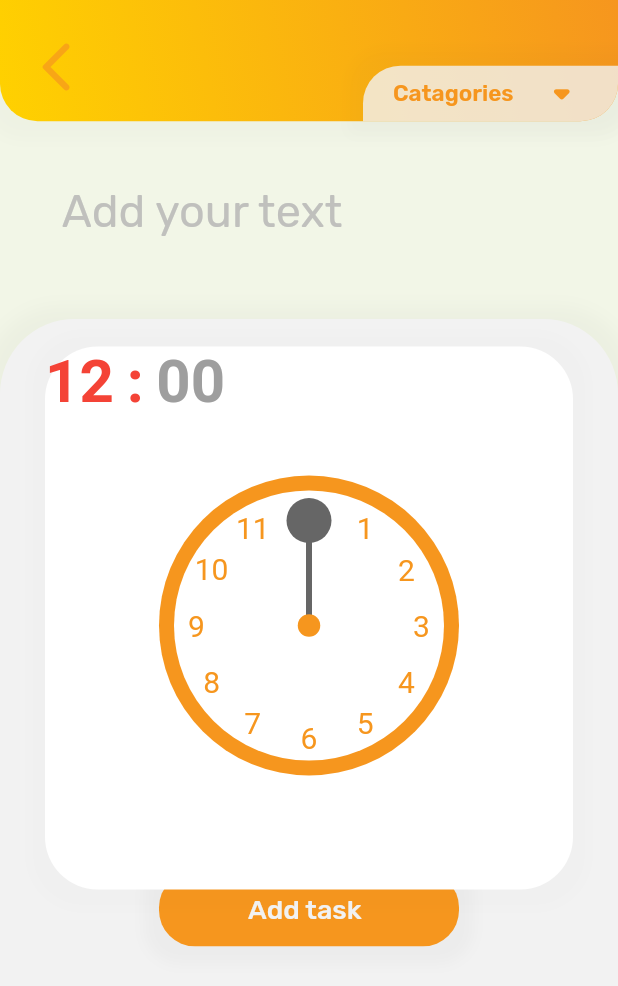
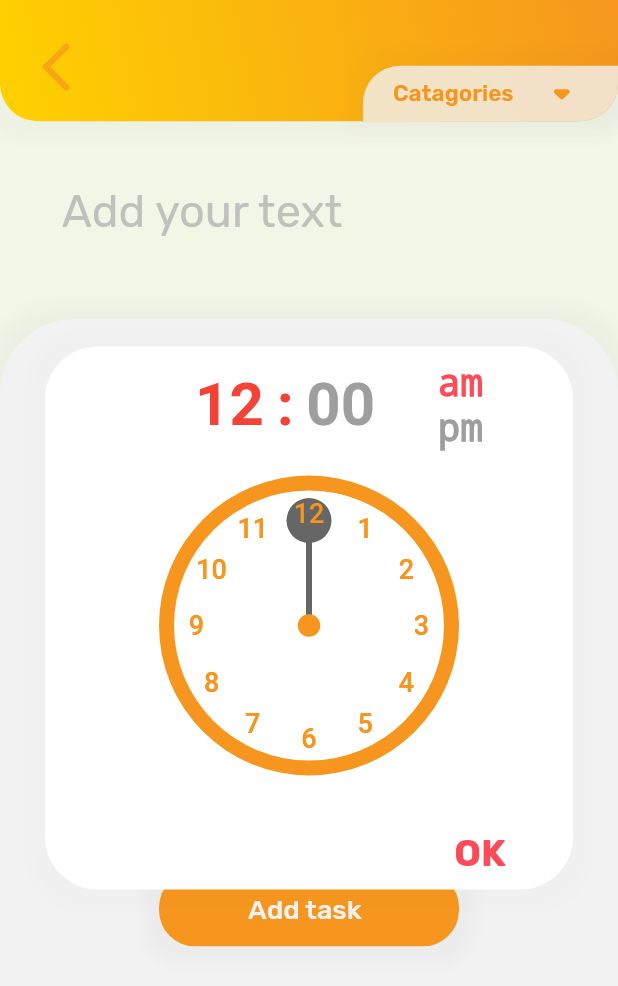
Before and after one commit to jopaul23/Todo_Hacked, a Flutter app: the screen it shows after launch, after a tap on "10:30", on a phone screen of 412 x 824 dp. Shown: the top 986 px of the screen. Run offline on Flutter 3.47's test engine with Material 2 defaults, Android fonts, the phone set to English and light mode, and no system bars; our stand-ins replace flutter_hooks, google_fonts, hooks_riverpod; missing offline and left inert: dart:ffi.

Commit message:
completed clock work

```diff
--- a/lib/Helper Widgets/Clock/clock_body.dart
+++ b/lib/Helper Widgets/Clock/clock_body.dart
@@ -10,36 +10,41 @@ import 'Providers/time_provider.dart';
 import 'clock_face.dart';
 
 class ClockBody extends HookWidget {
+  final Function(String hour, String minute, bool beforeNoon) onClicked;
+  final bool isBeforeNoon;
+  ClockBody({this.onClicked, this.isBeforeNoon = true});
   @override
   Widget build(BuildContext context) {
     final hour = useProvider(timeHourProvider.state);
     final min = useProvider(timeMinuteProvider.state);
     final mode = useProvider(timeChangeModeProvider.state);
-    double angle;
     final bool isHourSelected = mode == TimeChangeMode.hour;
+    final beforeNoon = useState(isBeforeNoon);
     return GestureDetector(
       onPanStart: (DragStartDetails details) {
-        Offset offset = details.localPosition;
-        angle = atan2(-(175 - offset.dx), (175 - offset.dy)) * 180 / pi;
-        angle = angle + 180;
-        int hour = ((angle + 15) ~/ 30 + 6) % 12;
-        int minute = ((angle + 3) ~/ 6 + 30) % 60;
-        print("hour : $hour");
-        print("minute : $minute");
+        String time = calculateTime(details.localPosition, isHourSelected);
+
+        if (isHourSelected)
+          context.read(timeHourProvider).updateTime(time);
+        else
+          context.read(timeMinuteProvider).updateTime(time);
       },
       onPanUpdate: (DragUpdateDetails details) {
-        Offset offset = details.localPosition;
-        angle = atan2(-(175 - offset.dx), (175 - offset.dy)) * 180 / pi;
-        angle = angle + 180;
-        int hour = ((angle + 15) ~/ 30 + 6) % 12;
-        int minute = ((angle + 3) ~/ 6 + 30) % 60;
-        print("hour : $hour");
-        print("minute : $minute");
-        context.read(timeHourProvider).updateTime(hour.toString());
+        String time = calculateTime(details.localPosition, isHourSelected);
+        if (isHourSelected) {
+          context.read(timeHourProvider).updateTime(time);
+        } else
+          context.read(timeMinuteProvider).updateTime(time);
+      },
+      onPanEnd: (_) {
+        context.read(timeChangeModeProvider).changeMode(TimeChangeMode.minute);
       },
       child: Stack(
         children: [
-          RichText(
+          Padding(
+            padding:
+                const EdgeInsets.symmetric(horizontal: 100.0, vertical: 15),
+            child: RichText(
                 text: TextSpan(
                     text: "$hour",
                     recognizer: TapGestureRecognizer()
@@ -75,27 +80,38 @@ class ClockBody extends HookWidget {
                       },
                   ),
                 ])),
-          // Stack(
-          //   children: [
-          //     Text(
-          //       "am",
-          //       style: TextStyle(
-          //           color: Colors.red,
-          //           fontSize: 30,
-          //           decoration: TextDecoration.none),
-          //     ),
-          //     Padding(
-          //       padding: const EdgeInsets.only(top: 30.0),
-          //       child: Text(
-          //         "pm",
-          //         style: TextStyle(
-          //             color: Colors.grey,
-          //             fontSize: 30,
-          //             decoration: TextDecoration.none),
-          //       ),
-          //     ),
-          //   ],
-          // ),
+          ),
+          Positioned(
+            right: 60,
+            top: 10,
+            child: Stack(
+              children: [
+                GestureDetector(
+                  onTap: () => beforeNoon.value = true,
+                  child: Text(
+                    "am",
+                    style: TextStyle(
+                        color: !beforeNoon.value ? Colors.grey : Styles.red,
+                        fontSize: 25,
+                        decoration: TextDecoration.none),
+                  ),
+                ),
+                Padding(
+                  padding: const EdgeInsets.only(top: 30.0),
+                  child: GestureDetector(
+                    onTap: () => beforeNoon.value = false,
+                    child: Text(
+                      "pm",
+                      style: TextStyle(
+                          color: beforeNoon.value ? Colors.grey : Styles.red,
+                          fontSize: 25,
+                          decoration: TextDecoration.none),
+                    ),
+                  ),
+                ),
+              ],
+            ),
+          ),
           Padding(
             padding: const EdgeInsets.only(top: 10.0),
             child: AspectRatio(
@@ -113,8 +129,40 @@ class ClockBody extends HookWidget {
                   )
                 ])),
           ),
+          Positioned(
+            bottom: 0,
+            right: 30,
+            child: TextButton(
+              onPressed: () {
+                onClicked(hour, min, beforeNoon.value);
+              },
+              child: Text(
+                "OK",
+                style: TextStyle(
+                  fontSize: 25.0,
+                  color: Styles.red,
+                  fontWeight: FontWeight.bold,
+                ),
+              ),
+            ),
+          )
         ],
       ),
     );
   }
+
+  String calculateTime(Offset offset, bool isHour) {
+    double angle = atan2(-(175 - offset.dx), (175 - offset.dy)) * 180 / pi;
+    angle = angle + 180;
+    if (isHour) {
+      String hour = (((angle + 15) ~/ 30 + 6) % 12).toString();
+      if (hour == "0") hour = "12";
+      if (hour.length == 1) hour = "0" + hour;
+      return hour;
+    } else {
+      String minute = (((angle + 3) ~/ 6 + 30) % 60).toString();
+      if (minute.length == 1) minute = "0" + minute;
+      return minute;
     }
+  }
+}
--- a/lib/Helper Widgets/Clock/clock_dial_painter.dart
+++ b/lib/Helper Widgets/Clock/clock_dial_painter.dart
@@ -3,32 +3,28 @@ import 'dart:math' as math;
 import 'package:Todo_App/styles/styles.dart';
 import 'package:flutter/material.dart';
 
+import 'Providers/time_provider.dart';
+
 class ClockDialPainter extends CustomPainter {
-  final hourTickMarkLength = 10.0;
-  final minuteTickMarkLength = 5.0;
-
-  final hourTickMarkWidth = 3.0;
-  final minuteTickMarkWidth = 1.5;
-
   final Paint tickPaint;
   final TextPainter textPainter;
   final TextStyle textStyle;
-  ClockDialPainter()
-      : tickPaint = new Paint(),
-        textPainter = new TextPainter(
+  final TimeChangeMode mode;
+  ClockDialPainter(this.mode)
+      : tickPaint = Paint(),
+        textPainter = TextPainter(
           textAlign: TextAlign.center,
           textDirection: TextDirection.rtl,
         ),
         textStyle = TextStyle(
-          color: Styles.t1Orange,
-          fontSize: 20.0,
-        ) {
+            color: Styles.t1Orange,
+            fontSize: 18.0,
+            fontWeight: FontWeight.w500) {
     tickPaint.color = Colors.blueGrey;
   }
 
   @override
   void paint(Canvas canvas, Size size) {
-    var tickMarkLength;
     final angle = 2 * math.pi / 60;
     final radius = size.width / 2;
     canvas.save();
@@ -36,17 +32,16 @@ class ClockDialPainter extends CustomPainter {
     // drawing
     canvas.translate(radius, radius);
     for (var i = 0; i < 60; i++) {
-      //make the length and stroke of the tick marker longer and thicker depending
-      tickMarkLength = i % 5 == 0 ? hourTickMarkLength : minuteTickMarkLength;
-      tickPaint.strokeWidth =
-          i % 5 == 0 ? hourTickMarkWidth : minuteTickMarkWidth;
-
       if (i % 5 == 0) {
         canvas.save();
         canvas.translate(0.0, -radius + 5);
 
-        textPainter.text = new TextSpan(
-          text: '${i == 0 ? 12 : i ~/ 5}',
+        textPainter.text = TextSpan(
+          text: mode == TimeChangeMode.hour
+              ? '${i == 0 ? 12 : i ~/ 5}'
+              : i == 0
+                  ? "00"
+                  : "$i",
           style: textStyle,
         );
 
--- a/lib/Helper Widgets/Clock/clock_face.dart
+++ b/lib/Helper Widgets/Clock/clock_face.dart
@@ -1,12 +1,16 @@
 import 'package:Todo_App/styles/styles.dart';
 import 'package:flutter/material.dart';
+import 'package:flutter_hooks/flutter_hooks.dart';
+import 'package:hooks_riverpod/hooks_riverpod.dart';
 
+import 'Providers/time_provider.dart';
 import 'clock_dial_painter.dart';
 import 'clock_hands.dart';
 
-class ClockFace extends StatelessWidget {
+class ClockFace extends HookWidget {
   @override
   Widget build(BuildContext context) {
+    final mode = useProvider(timeChangeModeProvider.state);
     return Padding(
       padding: const EdgeInsets.all(10.0),
       child: AspectRatio(
@@ -23,7 +27,7 @@ class ClockFace extends StatelessWidget {
                 height: double.infinity,
                 padding: const EdgeInsets.all(10.0),
                 child: CustomPaint(
-                  painter: ClockDialPainter(),
+                  painter: ClockDialPainter(mode),
                 ),
               ),
               //clock hands go here
@@ -39,6 +43,16 @@ class ClockFace extends StatelessWidget {
                   ),
                 ),
               ),
+              Container(
+                width: double.infinity,
+                height: double.infinity,
+                padding: const EdgeInsets.all(10.0),
+                child: CustomPaint(
+                  painter: ClockDialPainter(
+                    mode,
+                  ),
+                ),
+              ),
             ],
           ),
         ),
--- a/lib/Helper Widgets/Clock/clock_hands.dart
+++ b/lib/Helper Widgets/Clock/clock_hands.dart
@@ -19,10 +19,7 @@ class ClockHands extends HookWidget {
           child: Stack(fit: StackFit.expand, children: <Widget>[
             CustomPaint(
               painter: HourHandPainter(
-                  hours: mode == TimeChangeMode.hour
-                      ? int.parse(hour)
-                      : int.parse(min) ~/ 5,
-                  minutes: 0),
+                  mode: mode, hours: int.parse(hour), minutes: int.parse(min)),
             )
           ]),
         ));
--- a/lib/Helper Widgets/Clock/hand_hour.dart
+++ b/lib/Helper Widgets/Clock/hand_hour.dart
@@ -1,16 +1,19 @@
 import 'dart:math' as math;
 
+import 'package:Todo_App/Helper%20Widgets/Clock/Providers/time_provider.dart';
 import 'package:Todo_App/styles/styles.dart';
 import 'package:flutter/material.dart';
 
 class HourHandPainter extends CustomPainter {
   final Paint hourHandPaint;
-  int hours;
-  int minutes;
-
-  HourHandPainter({this.hours, this.minutes}) : hourHandPaint = new Paint() {
+  final int hours;
+  final int minutes;
+  final TimeChangeMode mode;
+  HourHandPainter({this.hours, this.minutes, this.mode})
+      : hourHandPaint = new Paint() {
     hourHandPaint.color = Styles.grey2;
     hourHandPaint.strokeWidth = 4.0;
+
     //hourHandPaint.style = PaintingStyle.fill;
   }
 
@@ -23,8 +26,10 @@ class HourHandPainter extends CustomPainter {
     canvas.translate(radius, radius);
 
     //checks if hour is greater than 12 before calculating rotation
-    canvas
-        .rotate(2 * math.pi * (((this.hours - 3) / 12) + (this.minutes / 720)));
+    if (mode == TimeChangeMode.hour)
+      canvas.rotate(2 * math.pi * (((this.hours - 3) / 12) + (0 / 720)));
+    else
+      canvas.rotate(2 * math.pi * ((this.minutes - 15 + (0 / 60)) / 60));
 
     // Path path = new Path();
 
@@ -32,6 +37,7 @@ class HourHandPainter extends CustomPainter {
     canvas.drawLine(circleOffset, Offset(0, 0), hourHandPaint);
 
     canvas.drawCircle(circleOffset, 15.0, hourHandPaint);
+
     canvas.restore();
   }
 
--- a/lib/TodoAddPage/Widgets/mainPage.dart
+++ b/lib/TodoAddPage/Widgets/mainPage.dart
@@ -1,4 +1,4 @@
-import 'package:Todo_App/Common%20widgets/shadow.dart';
+import 'package:intl/intl.dart';
 import 'package:Todo_App/Helper%20Widgets/Clock/clock_body.dart';
 import 'package:Todo_App/styles/styles.dart';
 import 'package:flutter/material.dart';
@@ -12,6 +12,16 @@ class TodoAddPage extends StatefulWidget {
 
 class _TodoAddPageState extends State<TodoAddPage> {
   OverlayEntry clock;
+  String time;
+
+  @override
+  void initState() {
+    DateTime now = DateTime.now();
+    time = DateFormat('kk:mm').format(now);
+    super.initState();
+  }
+
+  @override
   Widget build(BuildContext context) {
     final Size size = MediaQuery.of(context).size;
     return Scaffold(
@@ -105,7 +115,7 @@ class _TodoAddPageState extends State<TodoAddPage> {
                   height: size.height * 0.08,
                 ),
                 InputButton(
-                  text: "10:30",
+                  text: time,
                   buttoncolor: Styles.white3,
                   textcolor: Styles.grey2,
                   icon: Icons.access_time,
@@ -154,7 +164,6 @@ class _TodoAddPageState extends State<TodoAddPage> {
   }
 
   OverlayEntry _createClockOverlay() {
-    GlobalKey containerKey = GlobalKey();
     return OverlayEntry(builder: (context) {
       return Align(
         alignment: Alignment.center,
@@ -172,7 +181,19 @@ class _TodoAddPageState extends State<TodoAddPage> {
               ),
             ],
           ),
-          child: ClockBody(),
+          child: ClockBody(
+            isBeforeNoon: int.parse(time.split(":")[0]) < 12,
+            onClicked: (String hour, String minute, bool isBeforeNoon) {
+              print("$hour:$minute");
+              setState(() {
+                if (!isBeforeNoon) {
+                  if (hour != "12") hour = (12 + int.parse(hour)).toString();
+                } else if (hour == "12") hour = "00";
+                time = hour + ":" + minute;
+              });
+              clock.remove();
+            },
+          ),
         ),
       );
     });
```
Lines whose indentation alone changed are shown as unchanged.
